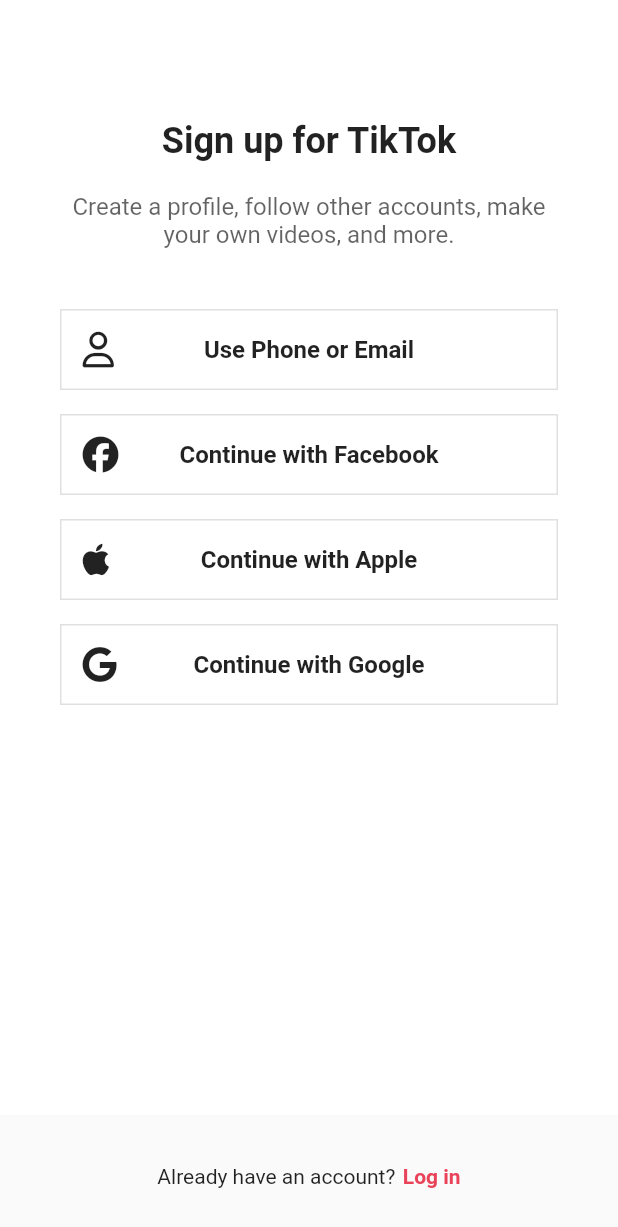
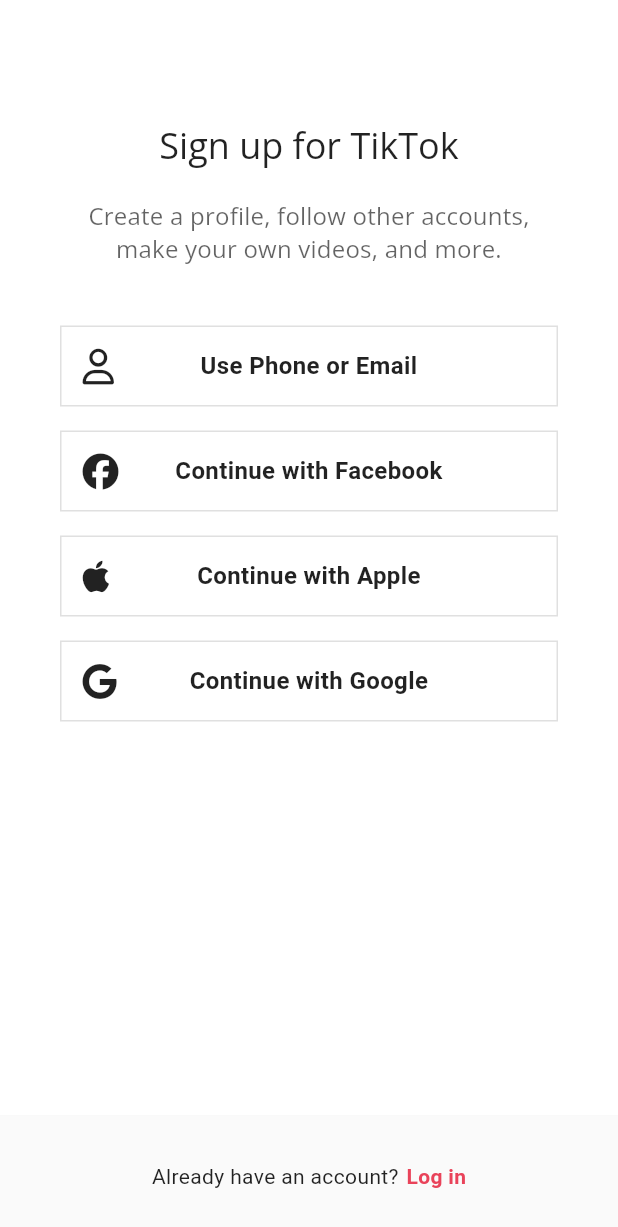
Before and after one commit to korca0220/flutter_tictok_clone, a Flutter app: the screen it shows after launch, on a phone screen of 412 x 824 dp. Shown: the top 1227 px of the screen. Run offline on Flutter 3.47's test engine with Material 2 defaults, Android fonts, the phone set to English and light mode, and no system bars; our stand-ins replace font_awesome_flutter, google_fonts, video_player, visibility_detector.

Commit message:
#15.3 TextTheme

```diff
--- a/lib/features/authentication/sign_up_screen.dart
+++ b/lib/features/authentication/sign_up_screen.dart
@@ -42,21 +42,16 @@ class SignUpScreen extends StatelessWidget {
           child: Column(
             children: [
               Gaps.v80,
-              const Text(
+              Text(
                 'Sign up for TikTok',
-                style: TextStyle(
-                  fontSize: Sizes.size24,
-                  fontWeight: FontWeight.bold,
-                ),
+                style: Theme.of(context).textTheme.headlineSmall,
               ),
               Gaps.v20,
-              const Opacity(
+              Opacity(
                 opacity: 0.7,
                 child: Text(
                   'Create a profile, follow other accounts, make your own videos, and more.',
-                  style: TextStyle(
-                    fontSize: Sizes.size16,
-                  ),
+                  style: Theme.of(context).textTheme.titleMedium,
                   textAlign: TextAlign.center,
                 ),
               ),
--- a/lib/main.dart
+++ b/lib/main.dart
@@ -1,4 +1,5 @@
 import 'package:flutter/material.dart';
+import 'package:google_fonts/google_fonts.dart';
 
 import 'constants/sizes.dart';
 import 'features/authentication/sign_up_screen.dart';
@@ -26,6 +27,67 @@ class TikTokApp extends StatelessWidget {
         ),
       ),
       theme: ThemeData(
+        textTheme: TextTheme(
+          displayLarge: GoogleFonts.openSans(
+            fontSize: 95,
+            fontWeight: FontWeight.w300,
+            letterSpacing: -1.5,
+          ),
+          displayMedium: GoogleFonts.openSans(
+            fontSize: 59,
+            fontWeight: FontWeight.w300,
+            letterSpacing: -0.5,
+          ),
+          displaySmall:
+              GoogleFonts.openSans(fontSize: 48, fontWeight: FontWeight.w400),
+          headlineMedium: GoogleFonts.openSans(
+            fontSize: 34,
+            fontWeight: FontWeight.w400,
+            letterSpacing: 0.25,
+          ),
+          headlineSmall:
+              GoogleFonts.openSans(fontSize: 24, fontWeight: FontWeight.w400),
+          titleLarge: GoogleFonts.openSans(
+            fontSize: 20,
+            fontWeight: FontWeight.w500,
+            letterSpacing: 0.15,
+          ),
+          titleMedium: GoogleFonts.openSans(
+            fontSize: 16,
+            fontWeight: FontWeight.w400,
+            letterSpacing: 0.15,
+          ),
+          titleSmall: GoogleFonts.openSans(
+            fontSize: 14,
+            fontWeight: FontWeight.w500,
+            letterSpacing: 0.1,
+          ),
+          bodyLarge: GoogleFonts.roboto(
+            fontSize: 16,
+            fontWeight: FontWeight.w400,
+            letterSpacing: 0.5,
+          ),
+          bodyMedium: GoogleFonts.roboto(
+            fontSize: 14,
+            fontWeight: FontWeight.w400,
+            letterSpacing: 0.25,
+          ),
+          labelLarge: GoogleFonts.roboto(
+            fontSize: 14,
+            fontWeight: FontWeight.w500,
+            letterSpacing: 1.25,
+          ),
+          bodySmall: GoogleFonts.roboto(
+            fontSize: 12,
+            fontWeight: FontWeight.w400,
+            letterSpacing: 0.4,
+          ),
+          labelSmall: GoogleFonts.roboto(
+            fontSize: 10,
+            fontWeight: FontWeight.w400,
+            letterSpacing: 1.5,
+          ),
+        ),
         primaryColor: const Color(0xFFe9435a),
         scaffoldBackgroundColor: Colors.white,
         textSelectionTheme: const TextSelectionThemeData(
--- a/pubspec.yaml
+++ b/pubspec.yaml
@@ -50,6 +50,7 @@ dev_dependencies:
   # rules and activating additional ones.
   flutter_lints: ^2.0.2
   import_sorter: ^4.6.0
+  google_fonts: ^5.1.0
 
 # For information on the generic Dart part of this file, see the
 # following page: https://dart.dev/tools/pub/pubspec
```
